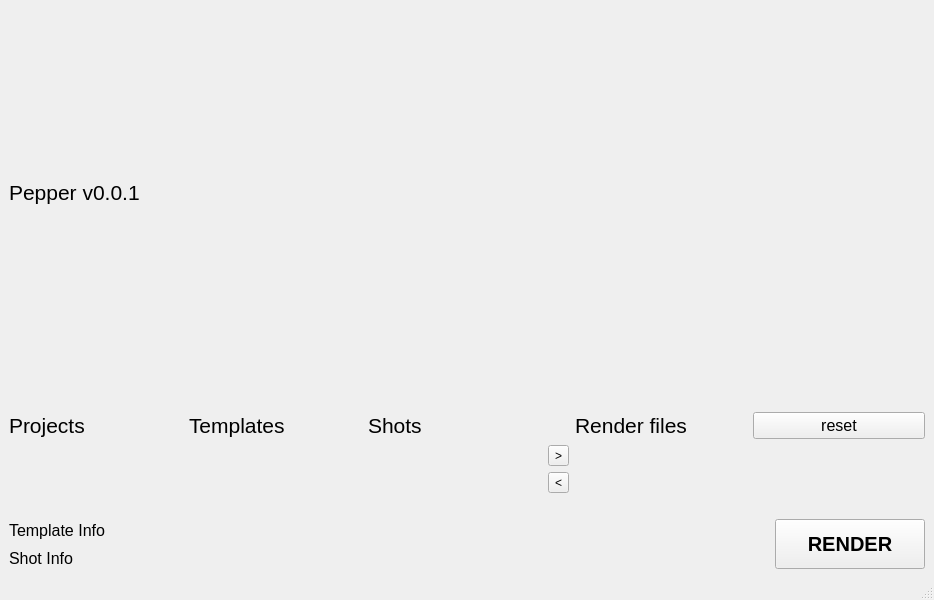
Above: python/BlackPepper/ui/ui_sw/mvc_main_2.ui from NetflixVFX-Ac/BlackPepper before the change. Below: the same form after it.
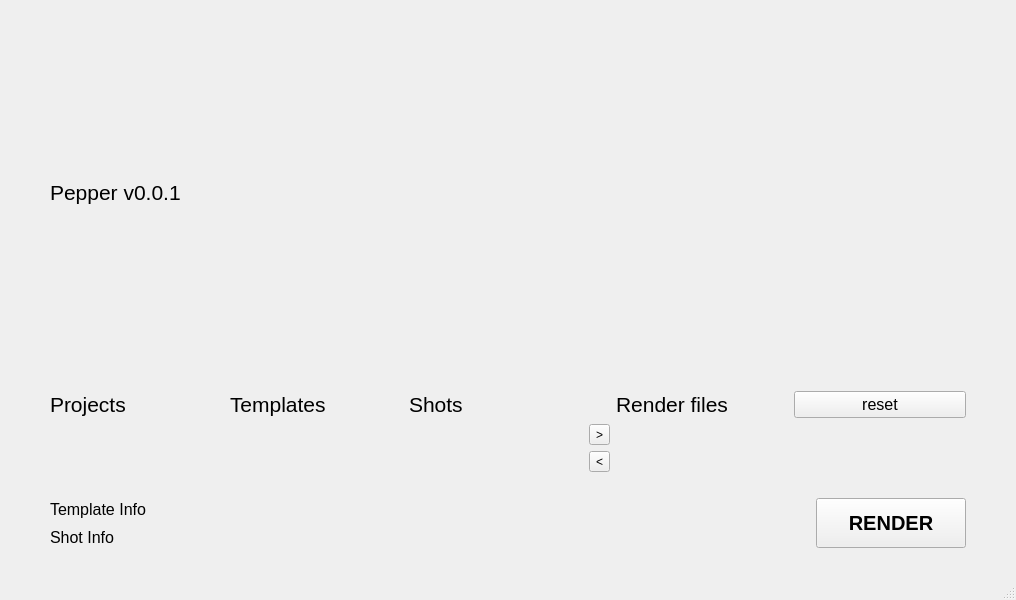
That is the form after the change.

Diff of the .ui file:
```diff
--- a/python/BlackPepper/ui/ui_sw/mvc_main_2.ui
+++ b/python/BlackPepper/ui/ui_sw/mvc_main_2.ui
@@ -6,7 +6,7 @@
    <rect>
     <x>0</x>
     <y>0</y>
-    <width>934</width>
+    <width>1016</width>
     <height>600</height>
    </rect>
   </property>
@@ -15,6 +15,18 @@
   </property>
   <widget class="QWidget" name="centralwidget">
    <layout class="QGridLayout" name="gridLayout">
+    <property name="leftMargin">
+     <number>50</number>
+    </property>
+    <property name="topMargin">
+     <number>30</number>
+    </property>
+    <property name="rightMargin">
+     <number>50</number>
+    </property>
+    <property name="bottomMargin">
+     <number>30</number>
+    </property>
     <item row="0" column="0">
      <layout class="QVBoxLayout" name="verticalLayout">
       <item>
```
Left out of the diff: 2 changed lines with no effect on the pictures.
